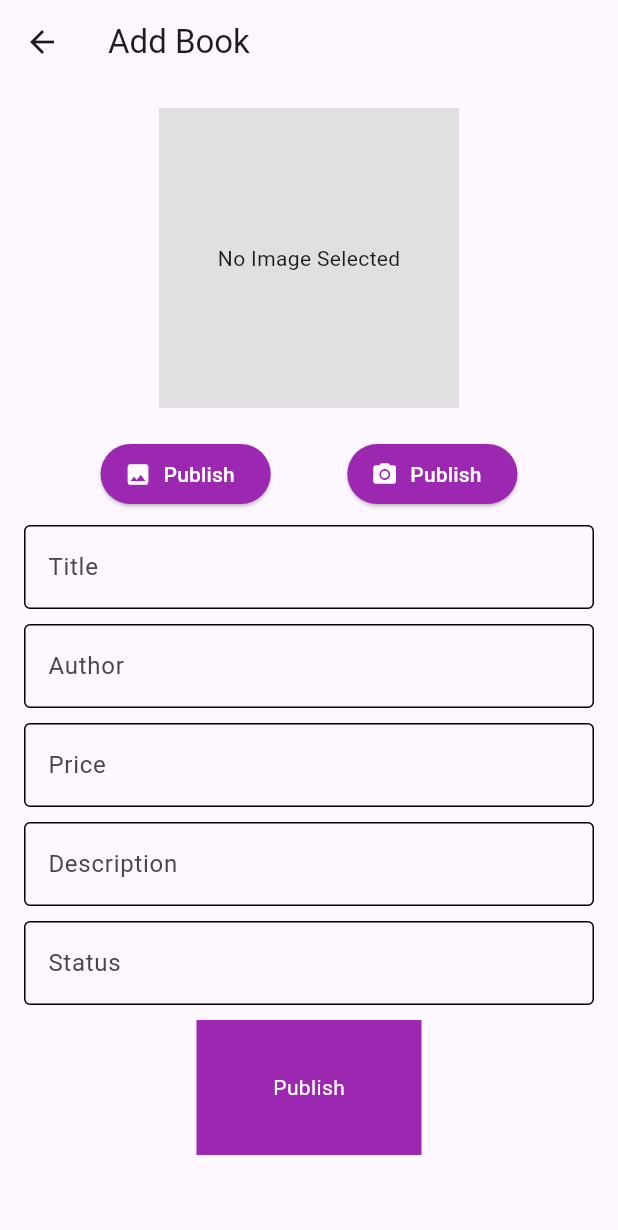
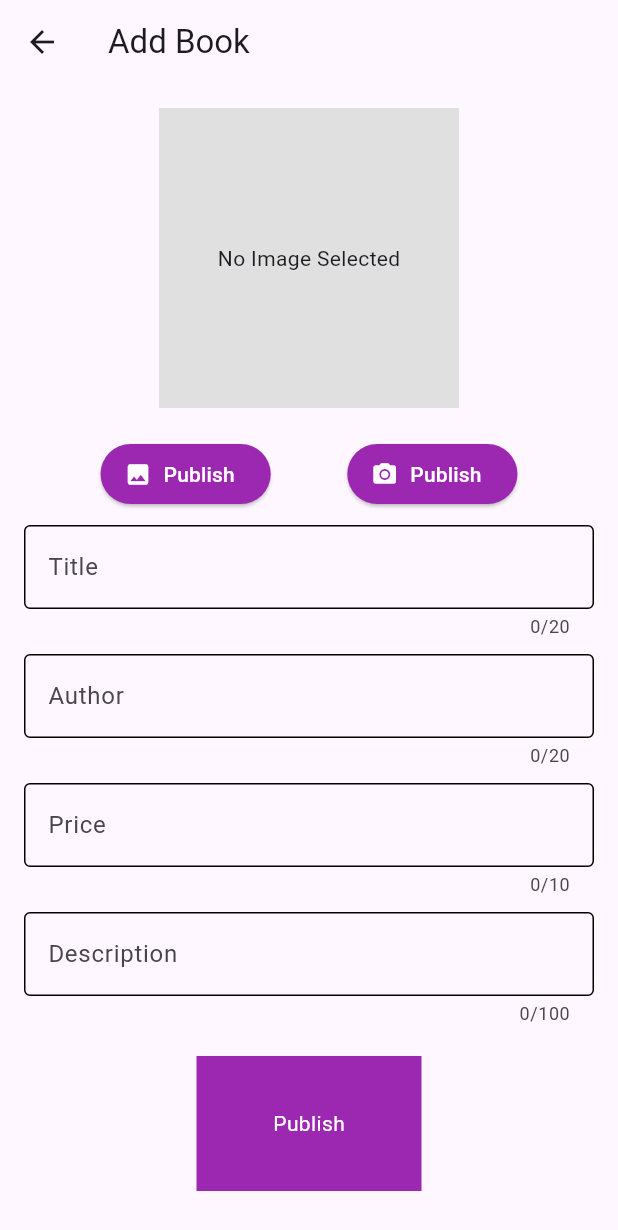
Before and after one commit to baukamobile/book_swap_ai, a Flutter app: the AddBook screen opened directly, on a phone screen of 412 x 824 dp. Shown: the top 1230 px of the screen. Run offline on Flutter 3.47's test engine with Material 3 defaults, Android fonts, the phone set to English and light mode, and no system bars; our stand-ins replace dash_chat_2, flutter_dotenv, flutter_gemini, flutter_spinkit, image_picker; missing offline and left inert: chat_gpt_sdk; network calls fail.

Commit message:
status of book

```diff
--- a/lib/pages/add_book.dart
+++ b/lib/pages/add_book.dart
@@ -67,9 +67,12 @@ class _AddBookState extends State<AddBook> {
             const SizedBox(height: 10,),
             Container(
               child: TextField(
+                maxLength: 20,
                 decoration: InputDecoration(
           hintText: "Title",
-          enabledBorder: OutlineInputBorder(),
+          enabledBorder: OutlineInputBorder(
+
+          ),
           focusedBorder: OutlineInputBorder(),
           ),
               ),
@@ -77,6 +80,7 @@ class _AddBookState extends State<AddBook> {
               const SizedBox(height: 10,),
             Container(
               child: TextField(
+                maxLength: 20,
                 decoration: InputDecoration(
           hintText: "Author",
           enabledBorder: OutlineInputBorder(),
@@ -87,6 +91,7 @@ class _AddBookState extends State<AddBook> {
               const SizedBox(height: 10,),
             Container(
               child: TextField(
+                maxLength: 10,
                 decoration: InputDecoration(
           hintText: "Price",
           enabledBorder: OutlineInputBorder(),
@@ -97,6 +102,7 @@ class _AddBookState extends State<AddBook> {
               const SizedBox(height: 10,),
             Container(
               child: TextField(
+                maxLength: 100,
                 decoration: InputDecoration(
           hintText: "Description",
           enabledBorder: OutlineInputBorder(),
@@ -105,15 +111,7 @@ class _AddBookState extends State<AddBook> {
               ),
             ),
               const SizedBox(height: 10,),
-            Container(
-              child: TextField(
-                decoration: InputDecoration(
-          hintText: "Status",
-          enabledBorder: OutlineInputBorder(),
-          focusedBorder: OutlineInputBorder(),
-          ),
-              ),
-            ),
+
               const SizedBox(height: 10,),
             Container(
               width: 150,
```
